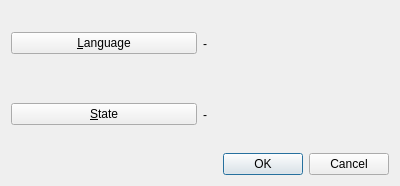
Before: the Qt Designer form officialdialog.ui in easai/Lang, drawn with Qt 5.
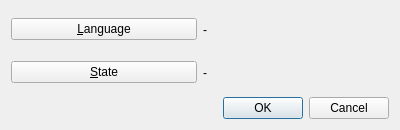
After: the same form once the commit is applied.

Commit message: Update official dialog

```diff
--- a/officialdialog.ui
+++ b/officialdialog.ui
@@ -7,7 +7,7 @@
     <x>0</x>
     <y>0</y>
     <width>400</width>
-    <height>186</height>
+    <height>130</height>
    </rect>
   </property>
   <property name="windowTitle">
```
The commit also changes 1 other file.
